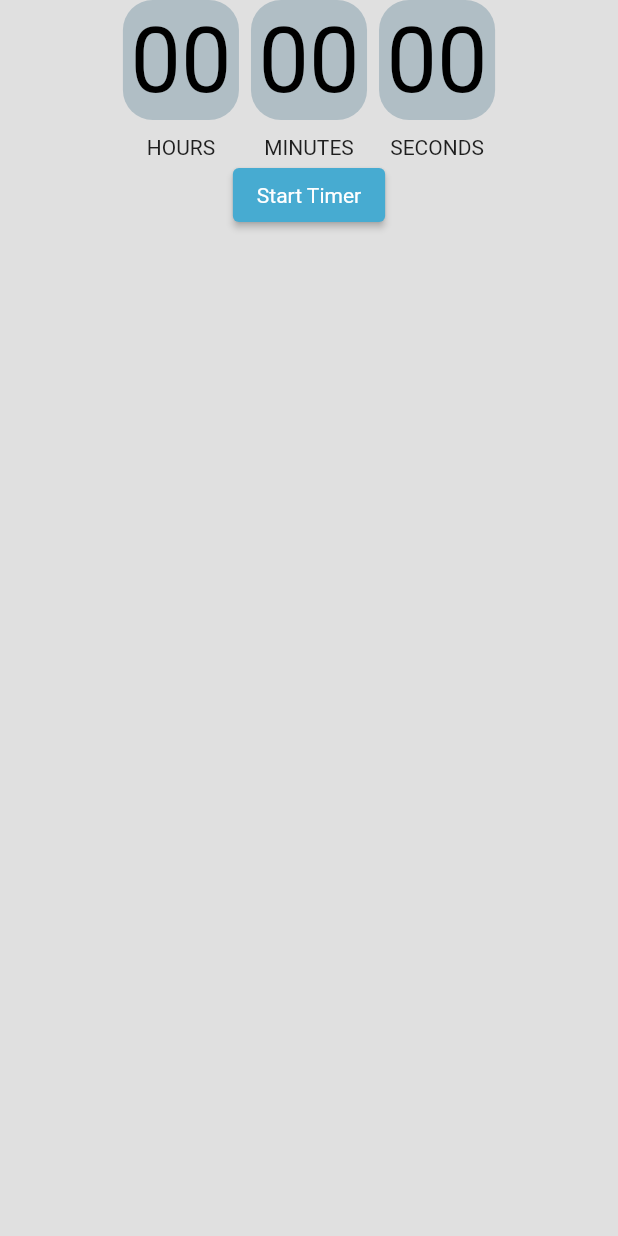
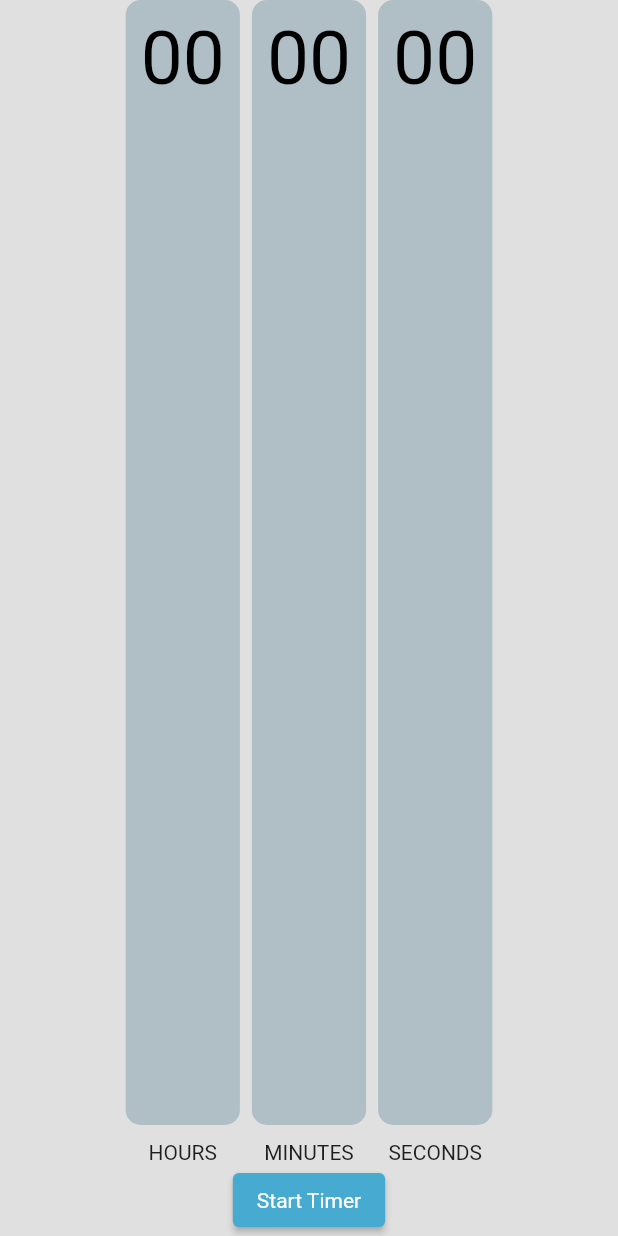
Before and after one commit to joelplotnik/HunterFit, a Flutter app: the Stopwatch screen opened directly, on a phone screen of 412 x 824 dp. Run offline on Flutter 3.47's test engine with Material 2 defaults, Android fonts, the phone set to English and light mode, and no system bars; our stand-ins replace firebase_auth, firebase_core, flutter_svg, font_awesome_flutter, google_maps_flutter, location; accounts and stored records are empty.

Commit message:
fixed potential renderflex issues

```diff
--- a/lib/widgets/stopwatch.dart
+++ b/lib/widgets/stopwatch.dart
@@ -71,7 +71,9 @@ class _StopwatchState extends State<Stopwatch> {
     final minutes = twoDigits(duration.inMinutes.remainder(60));
     final seconds = twoDigits(duration.inSeconds.remainder(60));
 
-    return Row(
+    return Expanded(
+      flex: 2,
+      child: Row(
         mainAxisAlignment: MainAxisAlignment.center,
         children: [
           buildTimeCard(time: hours, header: 'HOURS'),
@@ -84,24 +86,27 @@ class _StopwatchState extends State<Stopwatch> {
           ),
           buildTimeCard(time: seconds, header: 'SECONDS'),
         ],
+      ),
     );
   }
 
   Widget buildTimeCard({required String time, required String header}) =>
       Column(
         children: [
-          Container(
-            padding: EdgeInsets.all(5),
+          Expanded(
+            child: Container(
+              padding: EdgeInsets.all(10),
               decoration: BoxDecoration(
                 color: Colors.blueGrey.shade200,
-              borderRadius: BorderRadius.circular(20),
+                borderRadius: BorderRadius.circular(10),
               ),
               child: Text(
                 time,
                 style: TextStyle(
-                  fontSize: 60,
+                    fontSize: 50,
                     color: Colors.black,
                     fontWeight: FontWeight.w400),
+              ),
             ),
           ),
           SizedBox(height: 10),
@@ -113,8 +118,10 @@ class _StopwatchState extends State<Stopwatch> {
     final isCompleted = duration.inSeconds == 0;
 
     return isRunning || !isCompleted
-        ? Row(
+        ? Expanded(
+            child: Row(
               mainAxisAlignment: MainAxisAlignment.center,
+              crossAxisAlignment: CrossAxisAlignment.end,
               children: [
                 ButtonWidget(
                   text: isRunning ? 'STOP' : 'RESUME',
@@ -134,6 +141,7 @@ class _StopwatchState extends State<Stopwatch> {
                   },
                 ),
               ],
+            ),
           )
         : ButtonWidget(
             text: 'Start Timer',
```
Also changed, not shown: lib/view/weights/weights_view.dart (+13 -11 lines), pubspec.lock, 2 other files. Lines whose indentation alone changed are shown as unchanged.
